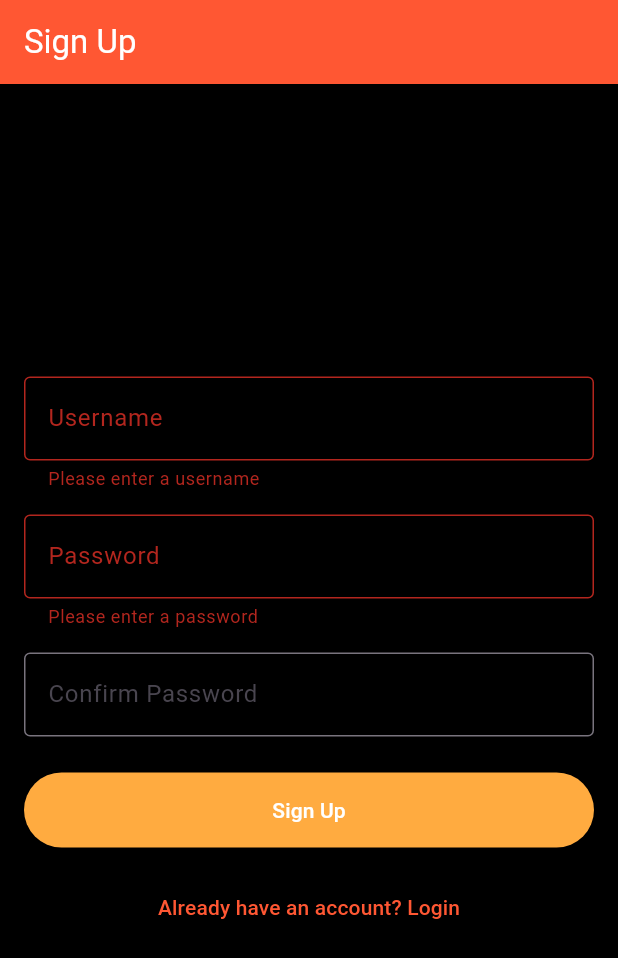
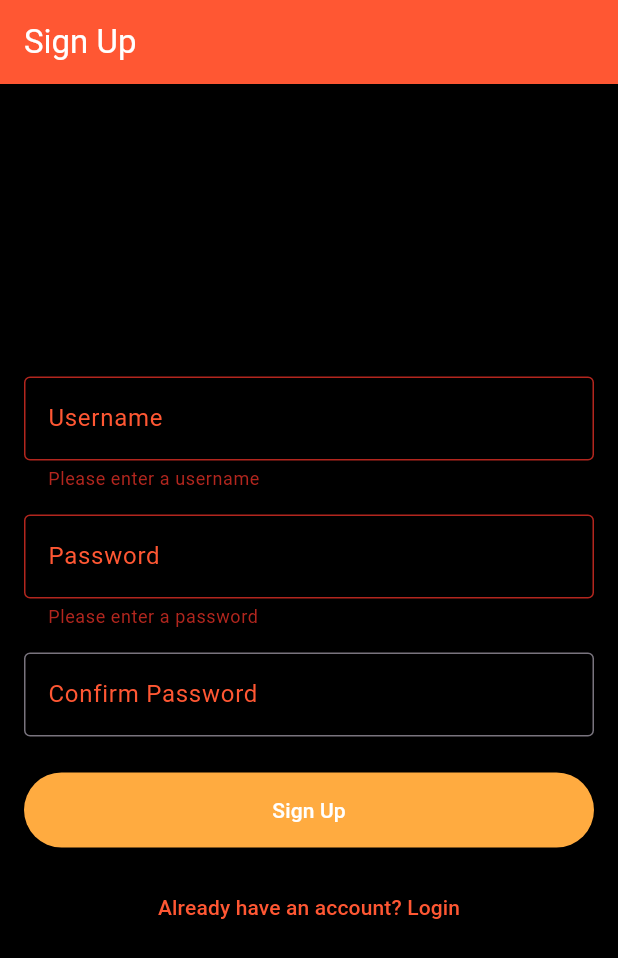
Before and after one commit to 4bhisheksharma/bartalap, a Flutter app: the screen it shows after launch, after a tap on "Sign Up", on a phone screen of 412 x 824 dp. Shown: the top 958 px of the screen. Run offline on Flutter 3.47's test engine with Material 3 defaults, Android fonts, the phone set to English and light mode, and no system bars; our stand-ins replace shared_preferences.

Commit message:
refine: enhance UI styling in login and signup screens, improve navigation handling

```diff
--- a/bartalap/lib/screens/login_screen.dart
+++ b/bartalap/lib/screens/login_screen.dart
@@ -59,8 +59,10 @@ class _LoginScreenState extends State<LoginScreen> {
             children: [
               TextFormField(
                 controller: _usernameController,
+                style: TextStyle(color: MyAppTheme.whiteColor),
                 decoration: InputDecoration(
                   labelText: 'Username',
+                  labelStyle: TextStyle(color: MyAppTheme.mainFontColor),
                   border: OutlineInputBorder(),
                   focusedBorder: OutlineInputBorder(
                     borderSide: BorderSide(color: MyAppTheme.mainFontColor),
@@ -76,8 +78,10 @@ class _LoginScreenState extends State<LoginScreen> {
               SizedBox(height: 16),
               TextFormField(
                 controller: _passwordController,
+                style: TextStyle(color: MyAppTheme.blackColor),
                 decoration: InputDecoration(
                   labelText: 'Password',
+                  labelStyle: TextStyle(color: MyAppTheme.mainFontColor),
                   border: OutlineInputBorder(),
                   focusedBorder: OutlineInputBorder(
                     borderSide: BorderSide(color: MyAppTheme.mainFontColor),
--- a/bartalap/lib/screens/signup_screen.dart
+++ b/bartalap/lib/screens/signup_screen.dart
@@ -1,3 +1,4 @@
+import 'package:bartalap/screens/login_screen.dart';
 import 'package:flutter/material.dart';
 import '../services/api_service.dart';
 import '../theme/my_app_theme.dart';
@@ -31,7 +32,9 @@ class _SignupScreenState extends State<SignupScreen> {
         ScaffoldMessenger.of(context).showSnackBar(
           SnackBar(content: Text('Registration successful! Please login.')),
         );
-        Navigator.of(context).pop(); // Go back to login
+        if (Navigator.of(context).canPop()) {
+          Navigator.of(context).pop();
+        } else {}
       } catch (e) {
         ScaffoldMessenger.of(
           context,
@@ -60,8 +63,10 @@ class _SignupScreenState extends State<SignupScreen> {
             children: [
               TextFormField(
                 controller: _usernameController,
+                style: TextStyle(color: MyAppTheme.whiteColor),
                 decoration: InputDecoration(
                   labelText: 'Username',
+                  labelStyle: TextStyle(color: MyAppTheme.mainFontColor),
                   border: OutlineInputBorder(),
                   focusedBorder: OutlineInputBorder(
                     borderSide: BorderSide(color: MyAppTheme.mainFontColor),
@@ -77,8 +82,10 @@ class _SignupScreenState extends State<SignupScreen> {
               SizedBox(height: 16),
               TextFormField(
                 controller: _passwordController,
+                style: TextStyle(color: MyAppTheme.blackColor),
                 decoration: InputDecoration(
                   labelText: 'Password',
+                  labelStyle: TextStyle(color: MyAppTheme.mainFontColor),
                   border: OutlineInputBorder(),
                   focusedBorder: OutlineInputBorder(
                     borderSide: BorderSide(color: MyAppTheme.mainFontColor),
@@ -98,8 +105,10 @@ class _SignupScreenState extends State<SignupScreen> {
               SizedBox(height: 16),
               TextFormField(
                 controller: _confirmPasswordController,
+                style: TextStyle(color: MyAppTheme.blackColor),
                 decoration: InputDecoration(
                   labelText: 'Confirm Password',
+                  labelStyle: TextStyle(color: MyAppTheme.mainFontColor),
                   border: OutlineInputBorder(),
                   focusedBorder: OutlineInputBorder(
                     borderSide: BorderSide(color: MyAppTheme.mainFontColor),
@@ -118,17 +127,17 @@ class _SignupScreenState extends State<SignupScreen> {
                   ? CircularProgressIndicator(color: MyAppTheme.mainFontColor)
                   : ElevatedButton(
                       onPressed: _signup,
-                      child: Text('Sign Up'),
                       style: ElevatedButton.styleFrom(
                         minimumSize: Size(double.infinity, 50),
                         backgroundColor: MyAppTheme.secondSuggestionBoxColor,
                         foregroundColor: MyAppTheme.whiteColor,
                       ),
+                      child: Text('Sign Up'),
                     ),
               SizedBox(height: 16),
               TextButton(
                 onPressed: () {
-                  Navigator.of(context).pop();
+                  navigateToLoginScreen();
                 },
                 child: Text(
                   'Already have an account? Login',
@@ -141,4 +150,10 @@ class _SignupScreenState extends State<SignupScreen> {
       ),
     );
   }
+
+  void navigateToLoginScreen() {
+    Navigator.of(
+      context,
+    ).push(MaterialPageRoute(builder: (_) => LoginScreen()));
+  }
 }
```
Also changed, not shown: 2 other files.
